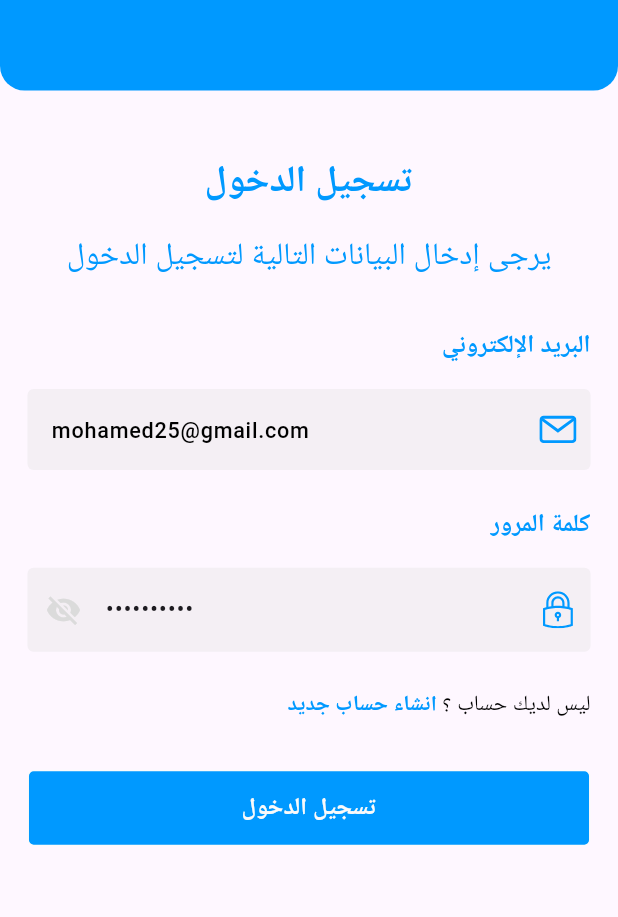
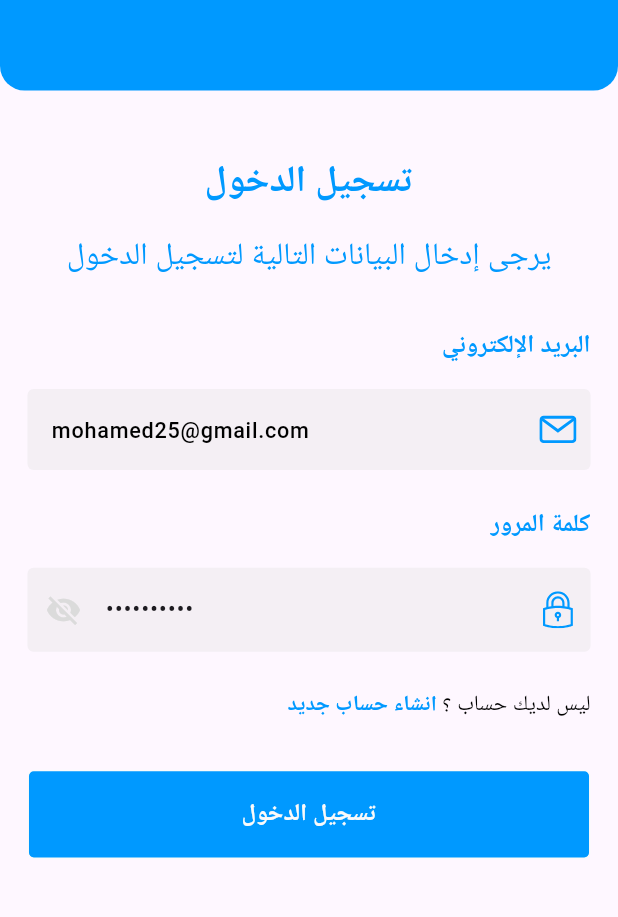
Before and after one commit to MohamedDesign-1/AjrlyApp, a Flutter app: the LoginScreen screen opened by its route, on a phone screen of 412 x 824 dp, the part 254-1171 px from its top. Run offline on Flutter 3.47's test engine with Material 3 defaults, Android fonts, the phone set to English and light mode, and no system bars; our stand-ins replace bloc, connectivity_plus, dartz, dio, firebase_core, flutter_bloc and 10 more; accounts and stored records are empty; Roboto replaces fonts that are missing (Tajawal).

Commit message:
fix navigate in register screen

```diff
--- a/lib/config/routes/route_manger.dart
+++ b/lib/config/routes/route_manger.dart
@@ -57,7 +57,7 @@ final getRouter = GoRouter(
                   create: (context) => getIt<MainLayoutCubit>(),
                 ),
               ],
-              child: const MainLayout(),
+              child: MainLayout(),
             ),
           ),
     ),
@@ -69,7 +69,7 @@ final getRouter = GoRouter(
               context.go(Routes.mainLayoutRoute);
               return false;
             },
-            child: const Homepage(),
+            child: Homepage(),
           ),
     ),
   ],
--- a/lib/features/auth/login_screen/presentation/pages/login_screen.dart
+++ b/lib/features/auth/login_screen/presentation/pages/login_screen.dart
@@ -145,8 +145,8 @@ class LoginScreen extends StatelessWidget {
                     title: 'تسجيل الدخول',
                     color: ColorManager.primary,
                     outlineColor: ColorManager.white,
-                    width: 328.w,
-                    height: 48.h,
+                    width: double.infinity,
+                    height: 56.h,
                     radius: 4.r,
                     fontcolor: ColorManager.white,
                   ),
--- a/lib/features/auth/register_screen/presentation/pages/regsiter_screen.dart
+++ b/lib/features/auth/register_screen/presentation/pages/regsiter_screen.dart
@@ -61,7 +61,7 @@ class RegsiterScreen extends StatelessWidget {
             title: InkWell(
               onTap: () => context.go(Routes.loginRoute),
               child: Icon(
-                Icons.arrow_forward,
+                Icons.arrow_back_ios,
                 color: ColorManager.white,),
             ),
           ),
@@ -232,12 +232,13 @@ class RegsiterScreen extends StatelessWidget {
                     CustomButton(
                         onTap: () {
                           registerCubit.register();
+                          context.go(Routes.mainLayoutRoute);
                         },
                         title: 'تسجيل حساب جديد',
                         color: ColorManager.primary,
                         outlineColor: ColorManager.white,
                         width: double.infinity,
-                        height: 48.h,
+                        height: 56.h,
                         radius: 4,
                         fontcolor: ColorManager.white),
                   ],
```
Also changed, not shown: lib/features/booking/presentation/Manager/booking_cubit.dart (renamed from lib/features/booking/Manager/booking_cubit.dart), lib/features/booking/presentation/Manager/booking_state.dart (renamed from lib/features/booking/Manager/booking_state.dart).
